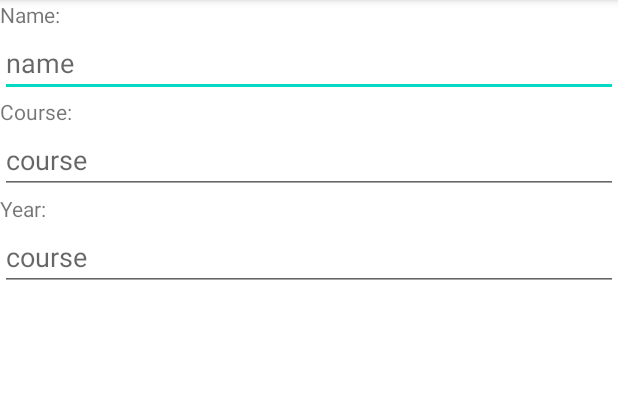
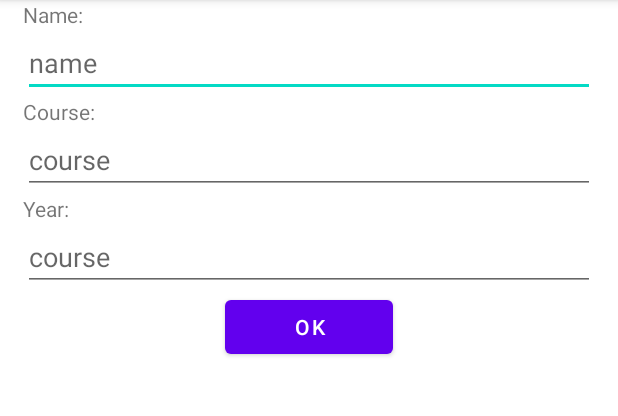
Before and after one commit to blockmel/Group_Project_Heim_Block, an Android app: the screen it shows after launch (DetailsActivity), after a tap on "SIGN UP", on a phone screen of 412 x 824 dp, the part 84-500 px from its top. Run offline under Robolectric (Android 15) with nearby library versions, the phone set to English and light mode, and no system bars; our stand-ins replace Firebase (no records; nobody signed in at launch, a user with empty details on screens opened directly).

Commit message:
Adding details when signing up

```diff
--- a/app/src/main/java/de/hsas/inf/group_project_heim_block/DetailsActivity.kt
+++ b/app/src/main/java/de/hsas/inf/group_project_heim_block/DetailsActivity.kt
@@ -1,12 +1,40 @@
 package de.hsas.inf.group_project_heim_block
 
+import android.content.ContentValues.TAG
 import androidx.appcompat.app.AppCompatActivity
 import android.os.Bundle
+import android.util.Log
+import com.google.firebase.firestore.ktx.firestore
+import com.google.firebase.ktx.Firebase
+import de.hsas.inf.group_project_heim_block.databinding.ActivityDetailsBinding
 
 class DetailsActivity : AppCompatActivity() {
+    private lateinit var binding: ActivityDetailsBinding
     override fun onCreate(savedInstanceState: Bundle?) {
         super.onCreate(savedInstanceState)
-        setContentView(R.layout.activity_details)
+        val db = Firebase.firestore
+        binding = ActivityDetailsBinding.inflate(layoutInflater)
+        setContentView(binding.root)
+
+        binding.updateDetails.setOnClickListener {
+            val currentUser = intent.getStringExtra("email")
+            val name = binding.nameEdit.text.toString()
+            val course = binding.courseEdit.text.toString()
+            val year = binding.yearEdit.text.toString()
+
+            val userData = hashMapOf(
+                "name" to name,
+                "course" to course,
+                "year" to year
+            )
+
+            if (currentUser != null) {
+                db.collection("users").document(currentUser)
+                    .set(userData)
+                    .addOnSuccessListener { Log.d(TAG, "DocumentSnapshot successfully written!") }
+                    .addOnFailureListener { e -> Log.w(TAG, "Error writing document", e) }
+            }
+        }
 
     }
 }
--- a/app/src/main/java/de/hsas/inf/group_project_heim_block/MainActivity.kt
+++ b/app/src/main/java/de/hsas/inf/group_project_heim_block/MainActivity.kt
@@ -40,6 +40,7 @@ class MainActivity : AppCompatActivity() {
                 .addOnFailureListener { e -> Log.w(TAG, "Error writing document", e) }
 
             val intent = Intent(this, DetailsActivity::class.java)
+            intent.putExtra("email", email)
             startActivity(intent);
         }
         binding.signin.setOnClickListener {
--- a/app/src/main/res/layout/activity_details.xml
+++ b/app/src/main/res/layout/activity_details.xml
@@ -6,12 +6,14 @@
     android:orientation="vertical">
 
     <TextView
+        android:layout_marginHorizontal="15dp"
         android:id="@+id/name"
         android:layout_height="wrap_content"
         android:layout_width="wrap_content"
         android:text="@string/name" />
 
     <EditText
+        android:layout_marginHorizontal="15dp"
         android:layout_width="match_parent"
         android:layout_height="wrap_content"
         android:hint="name"
@@ -20,12 +22,14 @@
         android:inputType="text" />
 
     <TextView
+        android:layout_marginHorizontal="15dp"
         android:id="@+id/course"
         android:layout_height="wrap_content"
         android:layout_width="wrap_content"
         android:text="@string/course" />
 
     <EditText
+        android:layout_marginHorizontal="15dp"
         android:id="@+id/course_edit"
         android:layout_width="match_parent"
         android:layout_height="wrap_content"
@@ -34,12 +38,14 @@
         android:inputType="text" />
 
     <TextView
+        android:layout_marginHorizontal="15dp"
         android:id="@+id/year"
         android:layout_height="wrap_content"
         android:layout_width="wrap_content"
         android:text="@string/year" />
 
     <EditText
+        android:layout_marginHorizontal="15dp"
         android:id="@+id/year_edit"
         android:layout_width="match_parent"
         android:layout_height="wrap_content"
@@ -47,4 +53,11 @@
         android:autofillHints="year"
         android:inputType="number" />
 
+    <Button
+        android:id="@+id/updateDetails"
+        android:layout_marginHorizontal="150dp"
+        android:text="OK"
+        android:layout_width="match_parent"
+        android:layout_height="wrap_content" />
+
 </LinearLayout>
```
